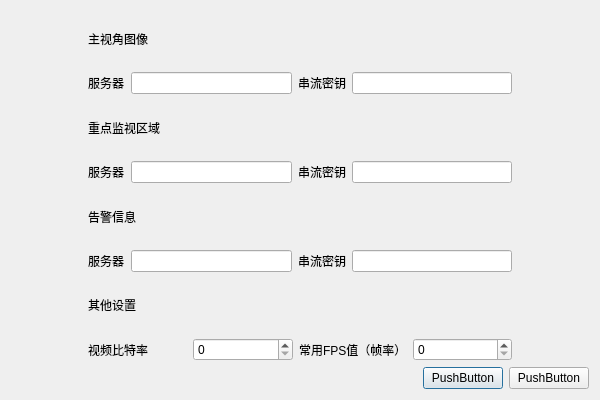
Before: the Qt Designer form TowerController/StreamSetting.ui in APKin/TCD53, drawn with Qt 5.
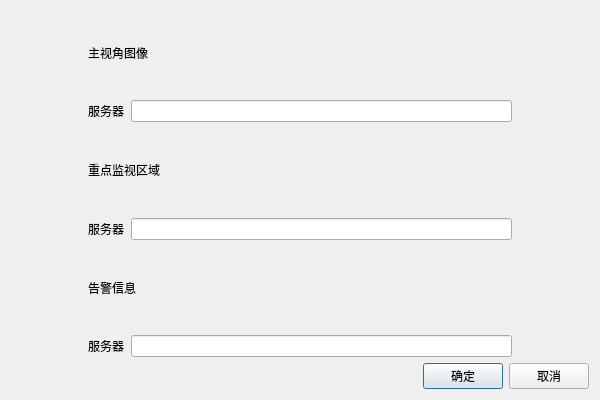
After: the same form once the commit is applied.

Patch:
```diff
--- a/TowerController/StreamSetting.ui
+++ b/TowerController/StreamSetting.ui
@@ -31,39 +31,11 @@
      </item>
      <item row="0" column="1">
       <layout class="QGridLayout" name="gridLayout_5">
-       <item row="0" column="0">
-        <layout class="QGridLayout" name="gridLayout">
-         <item row="1" column="0">
-          <widget class="QLabel" name="label_2">
-           <property name="text">
-            <string>服务器</string>
-           </property>
-          </widget>
-         </item>
-         <item row="1" column="1">
-          <widget class="QLineEdit" name="lineEdit"/>
-         </item>
-         <item row="1" column="2">
-          <widget class="QLabel" name="label_3">
-           <property name="text">
-            <string>串流密钥</string>
-           </property>
-          </widget>
-         </item>
-         <item row="1" column="3">
-          <widget class="QLineEdit" name="lineEdit_2"/>
-         </item>
-         <item row="0" column="0" colspan="2">
-          <widget class="QLabel" name="label">
-           <property name="text">
-            <string>主视角图像</string>
-           </property>
-          </widget>
-         </item>
-        </layout>
-       </item>
        <item row="1" column="0">
         <layout class="QGridLayout" name="gridLayout_2">
+         <item row="1" column="1">
+          <widget class="QLineEdit" name="leMoiView"/>
+         </item>
          <item row="0" column="0" colspan="2">
           <widget class="QLabel" name="label_4">
            <property name="text">
@@ -71,16 +43,6 @@
            </property>
           </widget>
          </item>
-         <item row="1" column="1">
-          <widget class="QLineEdit" name="lineEdit_3"/>
-         </item>
-         <item row="1" column="2">
-          <widget class="QLabel" name="label_6">
-           <property name="text">
-            <string>串流密钥</string>
-           </property>
-          </widget>
-         </item>
          <item row="1" column="0">
           <widget class="QLabel" name="label_5">
            <property name="text">
@@ -88,33 +50,10 @@
            </property>
           </widget>
          </item>
-         <item row="1" column="3">
-          <widget class="QLineEdit" name="lineEdit_4"/>
-         </item>
         </layout>
        </item>
        <item row="2" column="0">
         <layout class="QGridLayout" name="gridLayout_3">
-         <item row="1" column="0">
-          <widget class="QLabel" name="label_8">
-           <property name="text">
-            <string>服务器</string>
-           </property>
-          </widget>
-         </item>
-         <item row="1" column="1">
-          <widget class="QLineEdit" name="lineEdit_5"/>
-         </item>
-         <item row="1" column="2">
-          <widget class="QLabel" name="label_9">
-           <property name="text">
-            <string>串流密钥</string>
-           </property>
-          </widget>
-         </item>
-         <item row="1" column="3">
-          <widget class="QLineEdit" name="lineEdit_6"/>
-         </item>
          <item row="0" column="0" colspan="2">
           <widget class="QLabel" name="label_7">
            <property name="text">
@@ -122,34 +61,34 @@
            </property>
           </widget>
          </item>
+         <item row="1" column="0">
+          <widget class="QLabel" name="label_8">
+           <property name="text">
+            <string>服务器</string>
+           </property>
+          </widget>
+         </item>
+         <item row="1" column="1">
+          <widget class="QLineEdit" name="leWarnInfo"/>
+         </item>
         </layout>
        </item>
-       <item row="3" column="0">
-        <layout class="QGridLayout" name="gridLayout_4">
-         <item row="1" column="4">
-          <widget class="QSpinBox" name="spinBox_2"/>
+       <item row="0" column="0">
+        <layout class="QGridLayout" name="gridLayout">
+         <item row="1" column="0">
+          <widget class="QLabel" name="label_2">
+           <property name="text">
+            <string>服务器</string>
+           </property>
+          </widget>
          </item>
          <item row="1" column="1">
-          <widget class="QSpinBox" name="spinBox"/>
+          <widget class="QLineEdit" name="leMainView"/>
          </item>
          <item row="0" column="0" colspan="2">
-          <widget class="QLabel" name="label_10">
+          <widget class="QLabel" name="label">
            <property name="text">
-            <string>其他设置</string>
-           </property>
-          </widget>
-         </item>
-         <item row="1" column="0">
-          <widget class="QLabel" name="label_11">
-           <property name="text">
-            <string>视频比特率</string>
-           </property>
-          </widget>
-         </item>
-         <item row="1" column="3">
-          <widget class="QLabel" name="label_12">
-           <property name="text">
-            <string>常用FPS值（帧率）</string>
+            <string>主视角图像</string>
            </property>
           </widget>
          </item>
@@ -188,14 +127,14 @@
        <item>
         <widget class="QPushButton" name="pushButton">
          <property name="text">
-          <string>PushButton</string>
+          <string>确定</string>
          </property>
         </widget>
        </item>
        <item>
         <widget class="QPushButton" name="pushButton_2">
          <property name="text">
-          <string>PushButton</string>
+          <string>取消</string>
          </property>
         </widget>
        </item>
```
Left out of the diff: 4 changed lines with no effect on the pictures.
